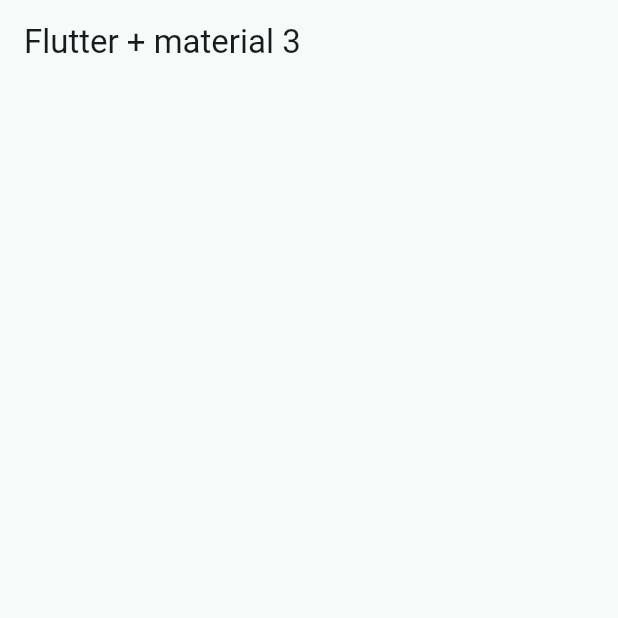
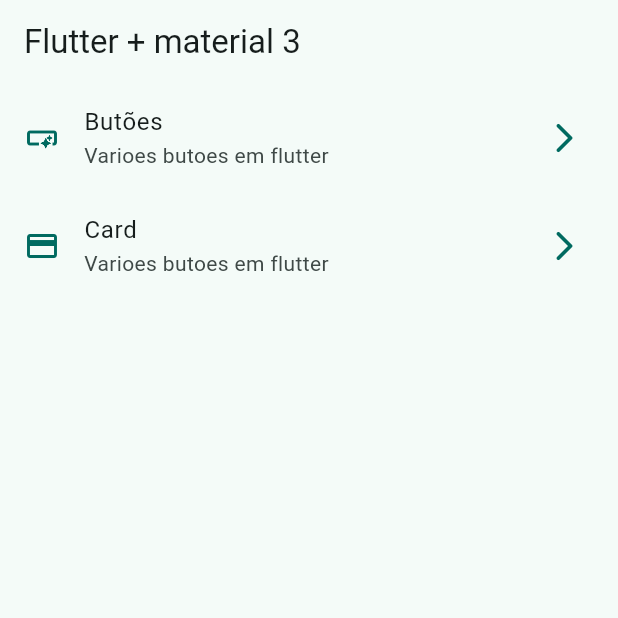
Before and after one commit to eliezerantonio/widgets_app, a Flutter app: the screen it shows after launch, on a phone screen of 412 x 824 dp, the top half of it. Run offline on Flutter 3.47's test engine with Material 2 defaults, Android fonts, the phone set to English and light mode, and no system bars.

Commit message:
feat: implemented home screen

```diff
--- a/lib/menu/menu_items.dart
+++ b/lib/menu/menu_items.dart
@@ -21,7 +21,7 @@ const appMenuItems = <MenuItem>[
     icon: Icons.smart_button_outlined,
   ),
   MenuItem(
-    title: 'Tarjetas',
+    title: 'Card',
     subTitle: 'Varioes butoes em flutter',
     link: '/card',
     icon: Icons.credit_card,
--- a/lib/presentations/screens/home/home_screen.dart
+++ b/lib/presentations/screens/home/home_screen.dart
@@ -1,4 +1,5 @@
 import 'package:flutter/material.dart';
+import 'package:widgets_app/menu/menu_items.dart';
 
 class HomeScreen extends StatelessWidget {
   const HomeScreen({super.key});
@@ -9,6 +10,40 @@ class HomeScreen extends StatelessWidget {
       appBar: AppBar(
         title: const Text('Flutter + material 3'),
       ),
+      body: const _HomeView(),
     );
   }
 }
+
+class _HomeView extends StatelessWidget {
+  const _HomeView();
+  final menuItems = appMenuItems;
+  @override
+  Widget build(BuildContext context) {
+    final colors = Theme.of(context).colorScheme;
+
+    return ListView.builder(
+      physics: const BouncingScrollPhysics(),
+      itemCount: menuItems.length,
+      itemBuilder: (contex, index) {
+        final menu = menuItems[index];
+
+        return ListTile(
+          title: Text(
+            menu.title,
+          ),
+          subtitle: Text(menu.subTitle),
+          leading: Icon(
+            menu.icon,
+            color: colors.primary,
+          ),
+          trailing: Icon(
+            Icons.arrow_forward_ios_rounded,
+            color: colors.primary,
+          ),
+          onTap: () {},
+        );
+      },
+    );
+  }
+}
```
